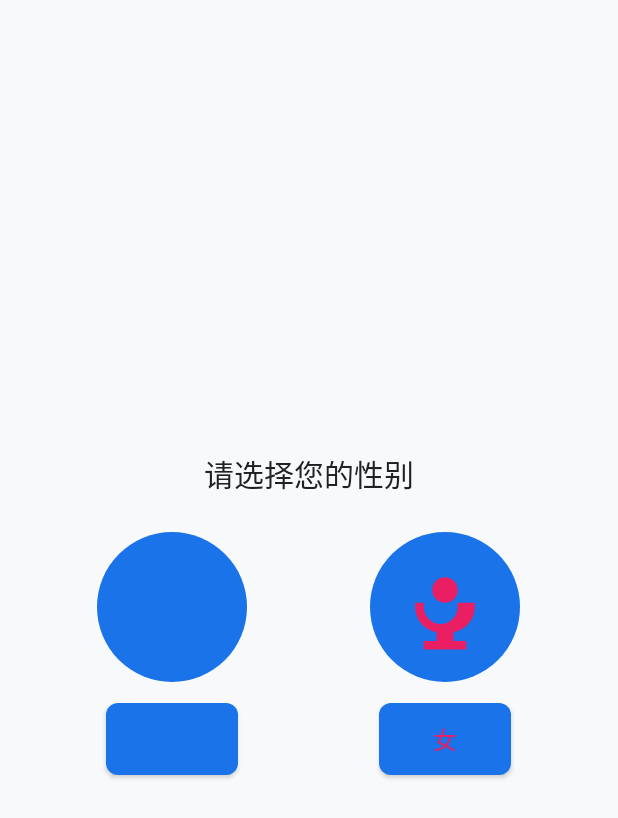
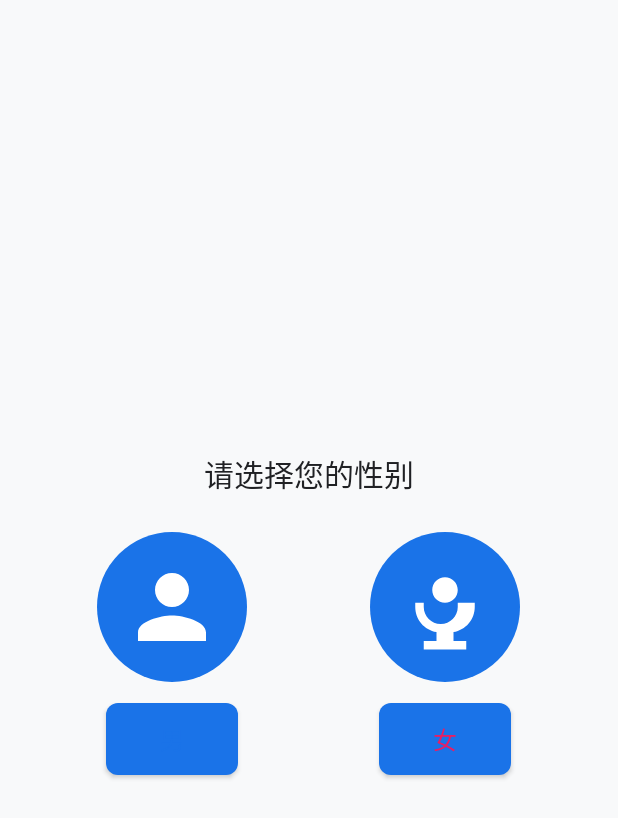
Before and after one commit to wuwuevan/APP, an Android app: the GenderSelectionActivity screen opened directly, with no data from a screen before it, on a phone screen of 412 x 824 dp. Shown: the top 818 px of the screen. Run offline under Robolectric (Android 15) with nearby library versions, the phone set to English and light mode, and no system bars; our stand-ins replace Room's generated code.

Commit message:
Fix avatar icons with white gender symbol

```diff
--- a/app/src/main/res/drawable/ic_avatar_female.xml
+++ b/app/src/main/res/drawable/ic_avatar_female.xml
@@ -5,6 +5,6 @@
     android:viewportWidth="24"
     android:viewportHeight="24">
     <path
-        android:fillColor="#E91E63"
+        android:fillColor="#FFFFFF"
         android:pathData="M12,11c1.66,0 3,-1.34 3,-3s-1.34,-3 -3,-3 -3,1.34 -3,3 1.34,3 3,3zM15,11v1c0,2.21 -1.79,4 -4,4s-4,-1.79 -4,-4v-1H5v1c0,2.97 2.16,5.43 5,5.91V20H7v2h10v-2h-3v-2.09c2.84,-0.48 5,-2.94 5,-5.91v-1h-2z"/>
 </vector>
--- a/app/src/main/res/drawable/ic_avatar_male.xml
+++ b/app/src/main/res/drawable/ic_avatar_male.xml
@@ -5,6 +5,6 @@
     android:viewportWidth="24"
     android:viewportHeight="24">
     <path
-        android:fillColor="#1A73E8"
+        android:fillColor="#FFFFFF"
         android:pathData="M12,12c2.21,0 4,-1.79 4,-4s-1.79,-4 -4,-4 -4,1.79 -4,4 1.79,4 4,4zM12,14c-2.67,0 -8,1.34 -8,4v2h16v-2c0,-2.66 -5.33,-4 -8,-4z"/>
 </vector>
```
